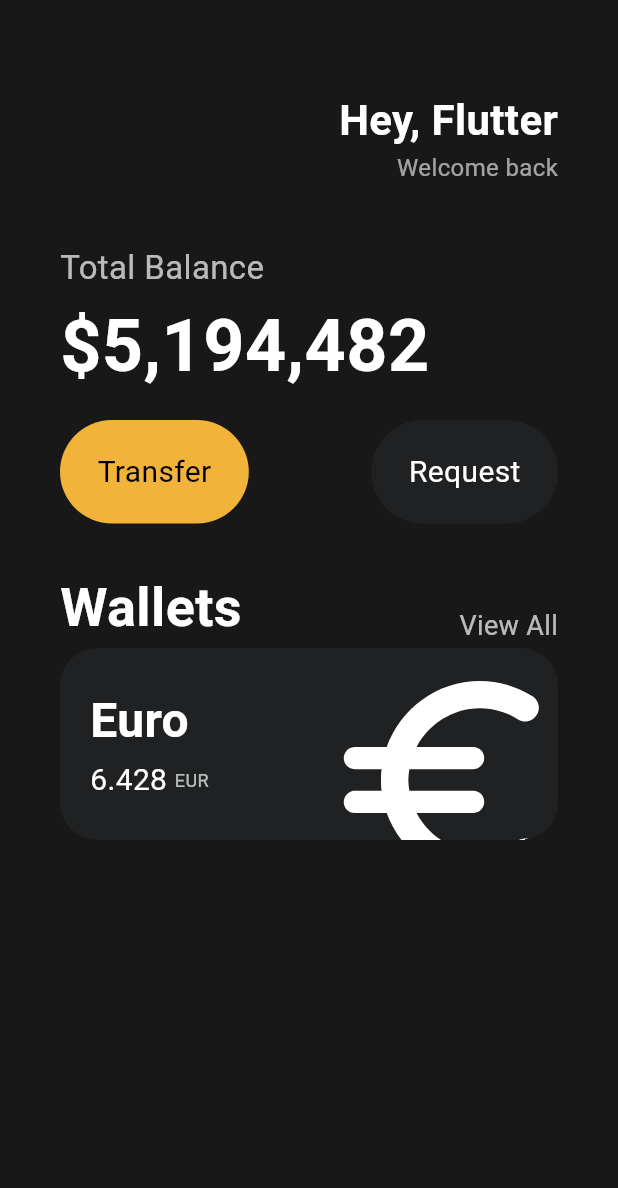
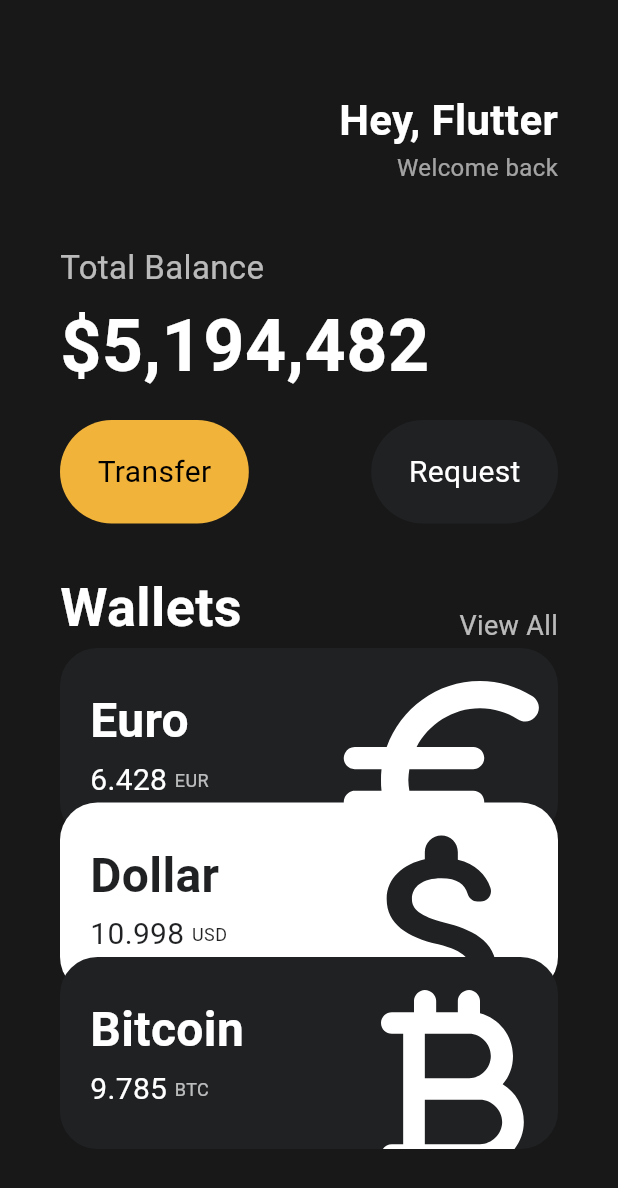
Before and after one commit to rosenrose/flutter-learn, a Flutter app: the screen it shows after launch, on a phone screen of 412 x 824 dp. Shown: the top 1188 px of the screen. Run offline on Flutter 3.47's test engine with Material 3 defaults, Android fonts, the phone set to English and light mode, and no system bars.

Commit message:
reusable cards

```diff
--- a/lib/main.dart
+++ b/lib/main.dart
@@ -1,6 +1,7 @@
 import 'package:flutter/cupertino.dart';
 import 'package:flutter/material.dart';
 import 'package:flutter_learn/widgets/Button.dart';
+import 'package:flutter_learn/widgets/currency_card.dart';
 
 void main() {
   var nico = Player(name: "nico");
@@ -16,7 +17,8 @@ class App extends StatelessWidget {
     return MaterialApp(
       home: Scaffold(
         backgroundColor: const Color(0xFF181818),
-        body: Padding(
+        body: SingleChildScrollView(
+          child: Padding(
             padding: const EdgeInsets.symmetric(
               horizontal: 40,
             ),
@@ -117,70 +119,33 @@ class App extends StatelessWidget {
                 const SizedBox(
                   height: 2,
                 ),
-              Container(
-                decoration: BoxDecoration(
-                  color: const Color(0xFF1F2123),
-                  borderRadius: BorderRadius.circular(25),
+                const CurrencyCard(
+                  currencyName: "Euro",
+                  currencyCode: "EUR",
+                  currencyAmt: 6.428,
+                  currencyIcon: Icons.euro_rounded,
                 ),
-                clipBehavior: Clip.hardEdge,
-                child: Padding(
-                  padding: const EdgeInsets.all(20),
-                  child: Row(
-                    mainAxisAlignment: MainAxisAlignment.spaceBetween,
-                    children: [
-                      const Column(
-                        crossAxisAlignment: CrossAxisAlignment.start,
-                        children: [
-                          Text(
-                            "Euro",
-                            style: TextStyle(
-                              color: Colors.white,
-                              fontSize: 32,
-                              fontWeight: FontWeight.w600,
+                Transform.translate(
+                  offset: const Offset(0, -25),
+                  child: const CurrencyCard(
+                    currencyName: "Dollar",
+                    currencyCode: "USD",
+                    currencyAmt: 10.998,
+                    currencyIcon: Icons.attach_money_rounded,
+                    isLightMode: true,
                   ),
                 ),
-                          SizedBox(
-                            height: 2,
-                          ),
-                          Row(
-                            children: [
-                              Text(
-                                "6.428",
-                                style: TextStyle(
-                                  color: Colors.white,
-                                  fontSize: 20,
-                                ),
-                              ),
-                              SizedBox(
-                                width: 5,
-                              ),
-                              Text(
-                                "EUR",
-                                style: TextStyle(
-                                  color: Colors.white70,
-                                  fontSize: 12,
+                Transform.translate(
+                  offset: const Offset(0, -50),
+                  child: const CurrencyCard(
+                    currencyName: "Bitcoin",
+                    currencyCode: "BTC",
+                    currencyAmt: 9.785,
+                    currencyIcon: Icons.currency_bitcoin_rounded,
                   ),
                 ),
               ],
             ),
-                        ],
-                      ),
-                      Transform.scale(
-                        scale: 2,
-                        child: Transform.translate(
-                          offset: const Offset(-5, 12),
-                          child: const Icon(
-                            Icons.euro_rounded,
-                            color: Colors.white,
-                            size: 88,
-                          ),
-                        ),
-                      ),
-                    ],
-                  ),
-                ),
-              ),
-            ],
           ),
         ),
       ),
--- /dev/null
+++ b/lib/widgets/currency_card.dart
@@ -0,0 +1,87 @@
+import 'package:flutter/material.dart';
+
+class CurrencyCard extends StatelessWidget {
+  final String currencyName;
+  final String currencyCode;
+  final double currencyAmt;
+  final IconData currencyIcon;
+  final bool isLightMode;
+
+  final Color _blackColor = const Color(0xFF1F2123);
+
+  const CurrencyCard({
+    super.key,
+    required this.currencyName,
+    required this.currencyCode,
+    required this.currencyAmt,
+    required this.currencyIcon,
+    this.isLightMode = false,
+  });
+
+  @override
+  Widget build(BuildContext context) {
+    return Container(
+      decoration: BoxDecoration(
+        color: isLightMode ? Colors.white : _blackColor,
+        borderRadius: BorderRadius.circular(25),
+      ),
+      clipBehavior: Clip.hardEdge,
+      child: Padding(
+        padding: const EdgeInsets.all(20),
+        child: Row(
+          mainAxisAlignment: MainAxisAlignment.spaceBetween,
+          children: [
+            Column(
+              crossAxisAlignment: CrossAxisAlignment.start,
+              children: [
+                Text(
+                  currencyName,
+                  style: TextStyle(
+                    color: isLightMode ? _blackColor : Colors.white,
+                    fontSize: 32,
+                    fontWeight: FontWeight.w600,
+                  ),
+                ),
+                const SizedBox(
+                  height: 2,
+                ),
+                Row(
+                  children: [
+                    Text(
+                      currencyAmt.toString(),
+                      style: TextStyle(
+                        color: isLightMode ? _blackColor : Colors.white,
+                        fontSize: 20,
+                      ),
+                    ),
+                    const SizedBox(
+                      width: 5,
+                    ),
+                    Text(
+                      currencyCode,
+                      style: TextStyle(
+                        color: isLightMode ? Colors.black87 : Colors.white70,
+                        fontSize: 12,
+                      ),
+                    ),
+                  ],
+                ),
+              ],
+            ),
+            Transform.scale(
+              scale: 2,
+              child: Transform.translate(
+                offset: const Offset(-5, 12),
+                child: Icon(
+                  currencyIcon,
+                  color: isLightMode ? _blackColor : Colors.white,
+                  size: 88,
+                ),
+              ),
+            ),
+          ],
+        ),
+      ),
+    );
+  }
+}
```
Lines whose indentation alone changed are shown as unchanged.
